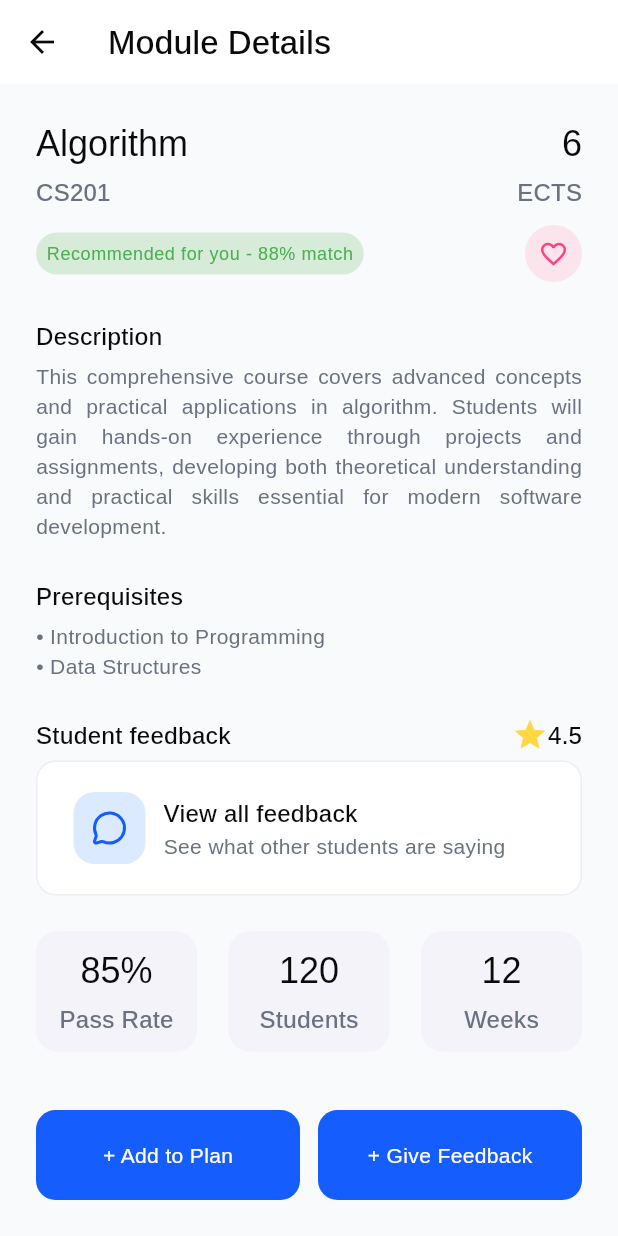
After one commit to studyappreco/reco, a Flutter app: the screen it shows after launch, after a tap on "Course Details Page", on a phone screen of 412 x 824 dp. The commit adds this screen. Run offline on Flutter 3.47's test engine with Material 3 defaults, Android fonts, the phone set to English and light mode, and no system bars; our stand-ins replace appwrite, file_picker, flutter_dotenv, flutter_svg.

Commit message:
feat(course details page): add course details page

```diff
--- a/frontend/lib/main.dart
+++ b/frontend/lib/main.dart
@@ -2,6 +2,7 @@ import 'package:flutter/material.dart';
 import 'package:frontend/theme/theme.dart';
 import 'package:flutter_dotenv/flutter_dotenv.dart';
 import 'package:frontend/ui/NavigationWrapper.dart';
+import 'package:frontend/ui/CourseDetailsPage.dart';
 import 'package:frontend/ui/HomePage.dart';
 import 'package:frontend/ui/SignInPage.dart';
 import 'package:frontend/ui/CreateAccountPage.dart';
@@ -137,6 +138,15 @@ class _MyHomePageState extends State<MyHomePage> {
               },
               child: const Text("Home Page"),
             ),
+            ElevatedButton(
+              onPressed: () {
+                Navigator.push(
+                  context,
+                  MaterialPageRoute(builder: (context) => CourseDetailsPage()),
+                );
+              },
+              child: const Text("Course Details Page"),
+            ),
             // shows how to use the adaptive button in TestWidgetButton
             ElevatedButton(
               onPressed: () {
--- /dev/null
+++ b/frontend/lib/ui/CourseDetailsPage.dart
@@ -0,0 +1,304 @@
+import 'package:flutter/material.dart';
+import 'package:flutter_svg/flutter_svg.dart';
+import 'package:frontend/ui/widgets/AdaptiveButton.dart';
+import 'package:frontend/ui/widgets/CourseCard/CourseCard_styles.dart';
+import 'package:provider/provider.dart';
+import 'package:frontend/theme/colors.dart';
+import 'package:frontend/ui/widgets/Chip.dart';
+
+class CourseDetailsPage extends StatelessWidget {
+  const CourseDetailsPage({super.key});
+
+  @override
+  Widget build(BuildContext context) {
+    final textTheme = Theme.of(context).textTheme;
+    final colorScheme = Theme.of(context).colorScheme;
+
+    return ChangeNotifierProvider<CourseDetailsPageViewmodel>(
+      create: (_) => CourseDetailsPageViewmodel(),
+      child: Scaffold(
+        appBar: AppBar(
+          backgroundColor: Colors.white,
+          title: Text("Module Details"),
+        ),
+        backgroundColor: colorScheme.surface,
+        body: Consumer<CourseDetailsPageViewmodel>(
+          builder: (context, vm, child) {
+            return Padding(
+              padding: EdgeInsets.all(24),
+              child: Column(
+                mainAxisAlignment: .spaceBetween,
+                children: [
+                  Expanded(
+                    child: SingleChildScrollView(
+                      padding: EdgeInsets.only(bottom: 10),
+                      child: Column(
+                        crossAxisAlignment: .start,
+                        spacing: 24,
+                        children: [
+                          Column(
+                            children: [
+                              Padding(
+                                padding: EdgeInsets.only(bottom: 4.0),
+                                child: Row(
+                                  mainAxisAlignment: .spaceBetween,
+                                  children: [
+                                    Text("Algorithm", style: textTheme.headlineSmall),
+                                    Text("6", style: textTheme.headlineSmall)
+                                  ],
+                                ),
+                              ),
+                              Row(
+                                mainAxisAlignment: .spaceBetween,
+                                children: [
+                                  Text("CS201", style: textTheme.titleMedium?.copyWith(color: AppColors.textSecondary)),
+                                  Text("ECTS", style: textTheme.titleMedium?.copyWith(color: AppColors.textSecondary))
+                                ],
+                              ),
+                              Padding(
+                                padding: EdgeInsets.only(top: 10),
+                                child: Row(
+                                  mainAxisAlignment: .spaceBetween,
+                                  children: [
+                                    ChipWidget(label: "Recommended for you - 88% match", color: Colors.green),
+                                    InkWell(
+                                      onTap: () {},
+                                      borderRadius: BorderRadius.circular(20),
+                                      child: Container(
+                                        padding: EdgeInsets.all(8),
+                                        decoration: CourseCardStyles.getFavoriteDecoration(isActive: false),
+                                        child: Icon(
+                                          false ? Icons.favorite : Icons.favorite_border,
+                                          color: AppColors.pink,
+                                          size: 20,
+                                        ),
+                                      ),
+                                    ),
+                                  ],
+                                ),
+                              ),
+                            ],
+                          ),
+                          Section(
+                            title: "Description",
+                            children: [
+                              Text(
+                                "This comprehensive course covers advanced concepts and practical applications in algorithm. Students will gain hands-on experience through projects and assignments, developing both theoretical understanding and practical skills essential for modern software development.",
+                                style: textTheme.bodyMedium?.copyWith(color: AppColors.textSecondary),
+                                textAlign: .justify,
+                              )
+                            ],
+                          ),
+                          Section(
+                            title: "Prerequisites",
+                            children: [
+                              Text(
+                                "\u2022 Introduction to Programming",
+                                style: textTheme.bodyMedium?.copyWith(color: AppColors.textSecondary),
+                              ),
+                              Text(
+                                "\u2022 Data Structures",
+                                style: textTheme.bodyMedium?.copyWith(color: AppColors.textSecondary),
+                              ),
+                            ],
+                          ),
+                          Section(
+                            title: "Student feedback",
+                            rightContent: Row(
+                              children: [
+                                Icon(
+                                  Icons.star,
+                                  color: Colors.amberAccent,
+                                ),
+                                Text(
+                                  "4.5",
+                                  style: textTheme.titleMedium?.copyWith(color: AppColors.textMain),
+                                ),
+                              ],
+                            ),
+                            children: [
+                              Container(
+                                padding: EdgeInsets.symmetric(horizontal: 24, vertical: 20),
+                                decoration: BoxDecoration(
+                                  border: BoxBorder.all(color: colorScheme.surfaceContainer, width: 1),
+                                  borderRadius: BorderRadius.circular(13),
+                                  color: Colors.white,
+                                ),
+                                child:
+                                Row(
+                                  children: [
+                                    SizedBox(
+                                      width: 48,
+                                      height: 48,
+                                      child: DecoratedBox(
+                                        decoration: BoxDecoration(
+                                          color: AppColors.primaryBlueLight,
+                                          borderRadius: BorderRadius.circular(14),
+                                        ),
+                                        child: Column(
+                                          mainAxisAlignment: .center,
+                                          crossAxisAlignment: .center,
+                                          children: [
+                                            SvgPicture.asset(
+                                              "assets/icons/speech-bubble-blue.svg",
+                                              width: 24,
+                                              height: 24,
+                                            ),
+                                          ],
+                                        )
+                                      ),
+                                    ),
+                                    Padding(
+                                      padding: EdgeInsets.only(left: 12),
+                                      child: Column(
+                                        crossAxisAlignment: .start,
+                                        children: [
+                                          Text(
+                                            "View all feedback",
+                                            style: textTheme.titleMedium?.copyWith(color: AppColors.textMain),
+                                          ),
+                                          Text(
+                                            "See what other students are saying",
+                                            style: textTheme.bodyMedium?.copyWith(color: AppColors.textSecondary),
+                                          ),
+                                        ],
+                                      ),
+                                    )
+                                  ],
+                                )
+                              ),
+                            ]
+                          ),
+                          Row(
+                            spacing: 21,
+                            children: [
+                              DetailCard(value: "85%", item: "Pass Rate"),
+                              DetailCard(value: "120", item: "Students"),
+                              DetailCard(value: "12", item: "Weeks"),
+                            ],
+                          ),
+                        ]
+                      )
+                    ),
+                  ),
+                  Padding(
+                    padding: EdgeInsets.only(top: 24),
+                    child: Column(
+                      children: [
+                        Row(
+                          spacing: 12,
+                          children: [
+                            Expanded(
+                              child: AdaptiveButton(
+                                onPressed: () {},
+                                child: Text(
+                                  "+ Add to Plan",
+                                  style: textTheme.bodyMedium?.copyWith(color: Colors.white),
+                                ),
+                              )
+                            ),
+                            Expanded(
+                              child: AdaptiveButton(
+                                onPressed: () {},
+                                child: Text(
+                                  "+ Give Feedback",
+                                  style: textTheme.bodyMedium?.copyWith(color: Colors.white),
+                                ),
+                              )
+                            ),
+                          ],
+                        ),
+                      ],
+                    ),
+                  )
+                ],
+              )
+            );
+          },
+        ),
+      ),
+    );
+  }
+}
+
+class Section extends StatelessWidget {
+  final String? title;
+  final Widget? rightContent;
+  final List<Widget> children;
+
+  const Section({
+    super.key,
+    this.title,
+    this.rightContent,
+    required this.children,
+  });
+
+  @override
+  Widget build(BuildContext context) {
+    final textTheme = Theme.of(context).textTheme;
+
+    return Column(
+      crossAxisAlignment: .start,
+      children: [
+        if (title != null)
+          Padding(
+            padding: EdgeInsets.only(bottom: 5),
+            child: Row(
+              mainAxisAlignment: .spaceBetween,
+              children: [
+                Text(
+                  title!,
+                  style: textTheme.titleMedium?.copyWith(color: AppColors.textMain),
+                ),
+                if (rightContent != null)
+                  rightContent!
+              ],
+            ),
+          ),
+        ...children
+      ],
+    );
+  }
+}
+
+class DetailCard extends StatelessWidget {
+  final String value;
+  final String item;
+
+  const DetailCard({
+    super.key,
+    required this.value,
+    required this.item,
+  });
+
+  @override
+  Widget build(BuildContext context) {
+    final textTheme = Theme.of(context).textTheme;
+    final colorScheme = Theme.of(context).colorScheme;
+
+    return Expanded(
+      child: Container(
+        padding: EdgeInsets.symmetric(horizontal: 12, vertical: 10),
+        decoration: BoxDecoration(
+          color: colorScheme.surfaceContainerLow,
+          borderRadius: BorderRadius.circular(14),
+        ),
+        child: Column(
+          mainAxisAlignment: .center,
+          crossAxisAlignment: .center,
+          children: [
+            Padding(
+              padding: EdgeInsets.only(bottom: 4.0),
+              child: Text(value, style: textTheme.headlineSmall),
+            ),
+            Text(item, style: textTheme.titleMedium?.copyWith(color: AppColors.textSecondary)),
+          ],
+        )
+      ),
+    );
+  }
+}
+
+class CourseDetailsPageViewmodel extends ChangeNotifier {
+
+}
```
Also changed, not shown: frontend/assets/icons/speech-bubble-blue.svg (added).
